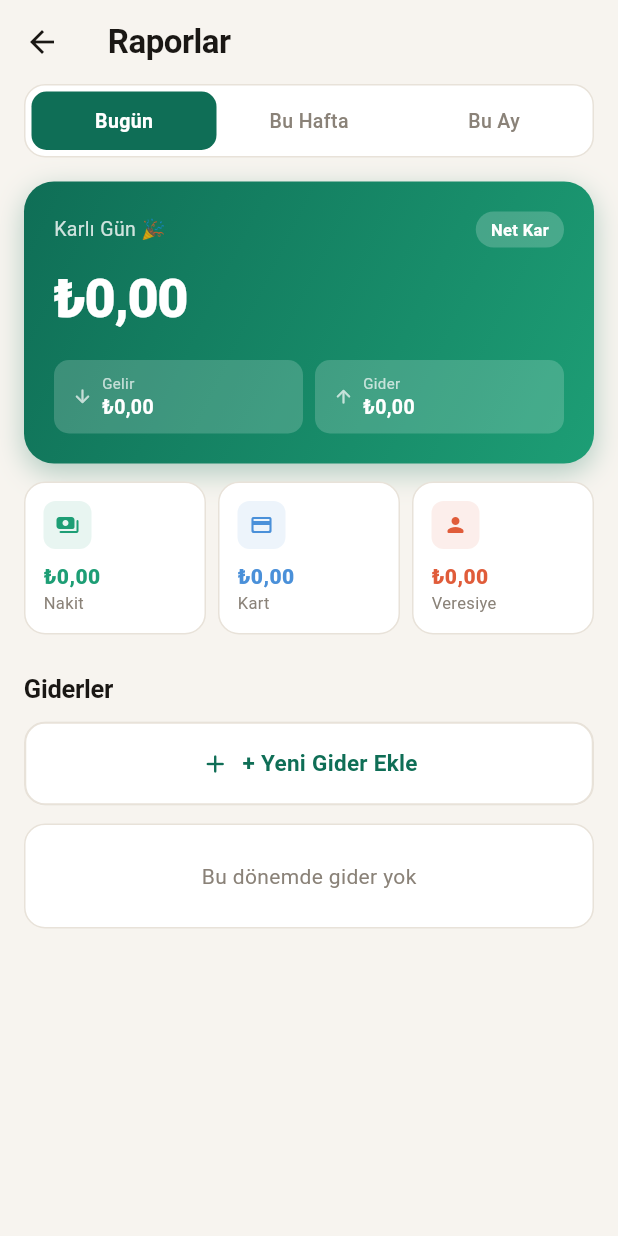
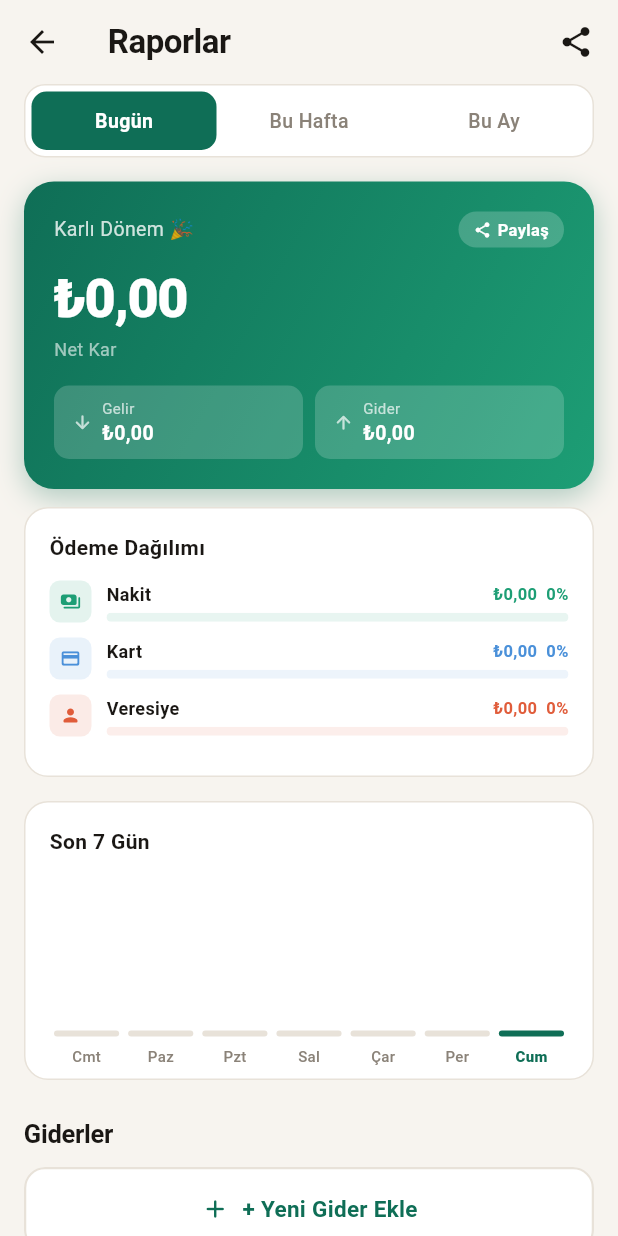
Before and after one commit to nextlevelcorp/esnafcep, a Flutter app: the ReportsScreen screen opened directly, on a phone screen of 412 x 824 dp. Run offline on Flutter 3.47's test engine with Material 3 defaults, Android fonts, the phone set to English and light mode, and no system bars; our stand-ins replace flutter_riverpod, hive, hive_flutter, share_plus; accounts and stored records are empty; statements that could not run were skipped.

Commit message:
Phase 6: gelişmiş raporlar — 7 günlük grafik, dağılım çubukları, paylaşma
- WeeklyBarChart: son 7 günün günlük satışlarını CustomPainter ile gösterir
- Ödeme dağılımı: nakit/kart/veresiye için yüzde ve progress bar
- Rapor paylaşma: özet metni WhatsApp/SMS/email ile paylaş
- Gider silme: sola kaydırarak gider sil (Dismissible)
- SalesNotifier.getDailyTotals: günlük veri metodu
- Net kart üzerinde hızlı paylaş butonu

https://claude.ai/code/session_01U5UYYUu1kPGA6QGW2JnNk5

```diff
--- a/lib/presentation/screens/reports/reports_screen.dart
+++ b/lib/presentation/screens/reports/reports_screen.dart
@@ -1,9 +1,12 @@
 import 'package:flutter/material.dart';
 import 'package:flutter_riverpod/flutter_riverpod.dart';
+import 'package:share_plus/share_plus.dart';
 import '../../../core/theme/app_colors.dart';
 import '../../../core/utils/currency_formatter.dart';
+import '../../../core/utils/date_formatter.dart';
 import '../../../providers/sale_provider.dart';
 import '../../../providers/expense_provider.dart';
+import '../../widgets/bar_chart.dart';
 import '../../widgets/big_button.dart';
 import 'widgets/add_expense_dialog.dart';
 
@@ -31,6 +34,28 @@ class _ReportsScreenState extends ConsumerState<ReportsScreen> {
     }
   }
 
+  void _shareReport(Map<String, double> stats, double expenses, double net) {
+    final period = switch (_period) {
+      ReportPeriod.today => 'Bugün',
+      ReportPeriod.week => 'Bu Hafta',
+      ReportPeriod.month => 'Bu Ay',
+    };
+    final lines = [
+      '📊 EsnafCep Raporu — $period',
+      '─────────────────────',
+      '💰 Toplam Gelir: ${CurrencyFormatter.format(stats['toplam'] ?? 0)}',
+      '   • Nakit: ${CurrencyFormatter.format(stats['nakit'] ?? 0)}',
+      '   • Kart: ${CurrencyFormatter.format(stats['kart'] ?? 0)}',
+      '   • Veresiye: ${CurrencyFormatter.format(stats['veresiye'] ?? 0)}',
+      '🔴 Giderler: ${CurrencyFormatter.format(expenses)}',
+      '─────────────────────',
+      '${net >= 0 ? '✅' : '❌'} Net Kar: ${CurrencyFormatter.format(net)}',
+      '',
+      DateFormatter.format(DateTime.now()),
+    ];
+    Share.share(lines.join('\n'));
+  }
+
   @override
   Widget build(BuildContext context) {
     final salesNotifier = ref.watch(salesProvider.notifier);
@@ -45,11 +70,24 @@ class _ReportsScreenState extends ConsumerState<ReportsScreen> {
 
     final income = stats['toplam'] ?? 0;
     final net = income - expenses;
-    final expenseList = expensesNotifier.getByDateRange(_range.start, _range.end);
+    final expenseList = _period == ReportPeriod.today
+        ? expensesNotifier.getByDateRange(_range.start, _range.end)
+        : expensesNotifier.getByDateRange(_range.start, _range.end);
+    final weeklyData = salesNotifier.getDailyTotals(7);
 
     return Scaffold(
       backgroundColor: AppColors.background,
-      appBar: AppBar(title: const Text('Raporlar')),
+      appBar: AppBar(
+        title: const Text('Raporlar'),
+        actions: [
+          IconButton(
+            icon: const Icon(Icons.share_rounded),
+            onPressed: () => _shareReport(stats, expenses, net),
+            tooltip: 'Raporu Paylaş',
+          ),
+          const SizedBox(width: 4),
+        ],
+      ),
       body: SingleChildScrollView(
         padding: const EdgeInsets.fromLTRB(16, 0, 16, 32),
         child: Column(
@@ -57,11 +95,30 @@ class _ReportsScreenState extends ConsumerState<ReportsScreen> {
           children: [
             _PeriodSelector(selected: _period, onSelect: (p) => setState(() => _period = p)),
             const SizedBox(height: 16),
-            _NetCard(income: income, expenses: expenses, net: net),
+            _NetCard(
+              income: income,
+              expenses: expenses,
+              net: net,
+              onShare: () => _shareReport(stats, expenses, net),
+            ),
             const SizedBox(height: 12),
-            _BreakdownRow(stats: stats),
+            _PaymentBreakdown(stats: stats),
+            const SizedBox(height: 16),
+            WeeklyBarChart(data: weeklyData),
             const SizedBox(height: 24),
-            const _SectionLabel(text: 'Giderler'),
+            _SectionHeader(
+              label: 'Giderler',
+              trailing: expenseList.isNotEmpty
+                  ? Text(
+                      CurrencyFormatter.format(expenses),
+                      style: const TextStyle(
+                        fontWeight: FontWeight.w800,
+                        color: AppColors.error,
+                        fontSize: 15,
+                      ),
+                    )
+                  : null,
+            ),
             const SizedBox(height: 10),
             BigButton(
               label: '+ Yeni Gider Ekle',
@@ -81,6 +138,7 @@ class _ReportsScreenState extends ConsumerState<ReportsScreen> {
                     category: e.category,
                     amount: e.amount,
                     note: e.note,
+                    onDelete: () => ref.read(expensesProvider.notifier).deleteExpense(e.id),
                   )),
           ],
         ),
@@ -155,7 +213,8 @@ class _Tab extends StatelessWidget {
 
 class _NetCard extends StatelessWidget {
   final double income, expenses, net;
-  const _NetCard({required this.income, required this.expenses, required this.net});
+  final VoidCallback onShare;
+  const _NetCard({required this.income, required this.expenses, required this.net, required this.onShare});
 
   @override
   Widget build(BuildContext context) {
@@ -186,18 +245,25 @@ class _NetCard extends StatelessWidget {
             mainAxisAlignment: MainAxisAlignment.spaceBetween,
             children: [
               Text(
-                isProfit ? 'Karlı Gün 🎉' : 'Zarardasın',
+                isProfit ? 'Karlı Dönem 🎉' : 'Zarardasın',
                 style: TextStyle(color: Colors.white.withOpacity(0.8), fontSize: 13),
               ),
-              Container(
+              GestureDetector(
+                onTap: onShare,
+                child: Container(
                   padding: const EdgeInsets.symmetric(horizontal: 10, vertical: 4),
                   decoration: BoxDecoration(
                     color: Colors.white.withOpacity(0.2),
                     borderRadius: BorderRadius.circular(20),
                   ),
-                child: Text(
-                  'Net Kar',
-                  style: const TextStyle(color: Colors.white, fontSize: 11, fontWeight: FontWeight.w600),
+                  child: const Row(
+                    mainAxisSize: MainAxisSize.min,
+                    children: [
+                      Icon(Icons.share_rounded, color: Colors.white, size: 12),
+                      SizedBox(width: 4),
+                      Text('Paylaş', style: TextStyle(color: Colors.white, fontSize: 11, fontWeight: FontWeight.w600)),
+                    ],
+                  ),
                 ),
               ),
             ],
@@ -211,6 +277,10 @@ class _NetCard extends StatelessWidget {
               fontWeight: FontWeight.w800,
               letterSpacing: -1,
             ),
+          ),
+          Text(
+            'Net Kar',
+            style: TextStyle(color: Colors.white.withOpacity(0.6), fontSize: 12),
           ),
           const SizedBox(height: 16),
           Row(
@@ -262,73 +332,122 @@ class _NetPill extends StatelessWidget {
   }
 }
 
-class _BreakdownRow extends StatelessWidget {
+class _PaymentBreakdown extends StatelessWidget {
   final Map<String, double> stats;
-  const _BreakdownRow({required this.stats});
+  const _PaymentBreakdown({required this.stats});
 
   @override
   Widget build(BuildContext context) {
+    final total = stats['toplam'] ?? 0;
+    final items = [
+      _BreakdownItem(label: 'Nakit', amount: stats['nakit'] ?? 0, color: AppColors.success, icon: Icons.payments_rounded),
+      _BreakdownItem(label: 'Kart', amount: stats['kart'] ?? 0, color: const Color(0xFF4A90D9), icon: Icons.credit_card_rounded),
+      _BreakdownItem(label: 'Veresiye', amount: stats['veresiye'] ?? 0, color: AppColors.error, icon: Icons.person_rounded),
+    ];
+
+    return Container(
+      padding: const EdgeInsets.all(16),
+      decoration: BoxDecoration(
+        color: Colors.white,
+        borderRadius: BorderRadius.circular(16),
+        border: Border.all(color: AppColors.border),
+      ),
+      child: Column(
+        crossAxisAlignment: CrossAxisAlignment.start,
+        children: [
+          const Text(
+            'Ödeme Dağılımı',
+            style: TextStyle(fontSize: 14, fontWeight: FontWeight.w700, color: AppColors.textPrimary),
+          ),
+          const SizedBox(height: 12),
+          ...items.map((item) => Padding(
+                padding: const EdgeInsets.only(bottom: 10),
+                child: _BreakdownBar(item: item, total: total),
+              )),
+        ],
+      ),
+    );
+  }
+}
+
+class _BreakdownItem {
+  final String label;
+  final double amount;
+  final Color color;
+  final IconData icon;
+  const _BreakdownItem({required this.label, required this.amount, required this.color, required this.icon});
+}
+
+class _BreakdownBar extends StatelessWidget {
+  final _BreakdownItem item;
+  final double total;
+  const _BreakdownBar({required this.item, required this.total});
+
+  @override
+  Widget build(BuildContext context) {
+    final ratio = total > 0 ? (item.amount / total).clamp(0.0, 1.0) : 0.0;
+    final pct = (ratio * 100).round();
     return Row(
       children: [
-        _MiniCard(label: 'Nakit', amount: stats['nakit'] ?? 0, color: AppColors.success, icon: Icons.payments_rounded),
-        const SizedBox(width: 8),
-        _MiniCard(label: 'Kart', amount: stats['kart'] ?? 0, color: const Color(0xFF4A90D9), icon: Icons.credit_card_rounded),
-        const SizedBox(width: 8),
-        _MiniCard(label: 'Veresiye', amount: stats['veresiye'] ?? 0, color: AppColors.error, icon: Icons.person_rounded),
+        Container(
+          width: 28, height: 28,
+          decoration: BoxDecoration(
+            color: item.color.withOpacity(0.12),
+            borderRadius: BorderRadius.circular(7),
+          ),
+          child: Icon(item.icon, color: item.color, size: 14),
+        ),
+        const SizedBox(width: 10),
+        Expanded(
+          child: Column(
+            crossAxisAlignment: CrossAxisAlignment.start,
+            children: [
+              Row(
+                mainAxisAlignment: MainAxisAlignment.spaceBetween,
+                children: [
+                  Text(item.label, style: const TextStyle(fontSize: 12, fontWeight: FontWeight.w600, color: AppColors.textPrimary)),
+                  Text(
+                    '${CurrencyFormatter.format(item.amount)}  $pct%',
+                    style: TextStyle(fontSize: 11, fontWeight: FontWeight.w700, color: item.color),
+                  ),
+                ],
+              ),
+              const SizedBox(height: 4),
+              ClipRRect(
+                borderRadius: BorderRadius.circular(4),
+                child: LinearProgressIndicator(
+                  value: ratio,
+                  minHeight: 6,
+                  backgroundColor: item.color.withOpacity(0.1),
+                  valueColor: AlwaysStoppedAnimation<Color>(item.color),
+                ),
+              ),
+            ],
+          ),
+        ),
       ],
     );
   }
 }
 
-class _MiniCard extends StatelessWidget {
+class _SectionHeader extends StatelessWidget {
   final String label;
-  final double amount;
-  final Color color;
-  final IconData icon;
-  const _MiniCard({required this.label, required this.amount, required this.color, required this.icon});
+  final Widget? trailing;
+  const _SectionHeader({required this.label, this.trailing});
 
   @override
   Widget build(BuildContext context) {
-    return Expanded(
-      child: Container(
-        padding: const EdgeInsets.all(12),
-        decoration: BoxDecoration(
-          color: Colors.white,
-          borderRadius: BorderRadius.circular(14),
-          border: Border.all(color: AppColors.border),
+    return Row(
+      mainAxisAlignment: MainAxisAlignment.spaceBetween,
+      children: [
+        Text(
+          label,
+          style: const TextStyle(fontSize: 17, fontWeight: FontWeight.w700, color: AppColors.textPrimary, letterSpacing: -0.2),
         ),
-        child: Column(
-          crossAxisAlignment: CrossAxisAlignment.start,
-          children: [
-            Container(
-              width: 32, height: 32,
-              decoration: BoxDecoration(
-                color: color.withOpacity(0.1),
-                borderRadius: BorderRadius.circular(8),
-              ),
-              child: Icon(icon, color: color, size: 16),
-            ),
-            const SizedBox(height: 8),
-            Text(
-              CurrencyFormatter.format(amount),
-              style: TextStyle(fontWeight: FontWeight.w800, fontSize: 14, color: color),
-            ),
-            Text(label, style: const TextStyle(fontSize: 11, color: AppColors.textSecondary)),
+        if (trailing != null) trailing!,
       ],
-        ),
-      ),
     );
   }
-}
-
-class _SectionLabel extends StatelessWidget {
-  final String text;
-  const _SectionLabel({required this.text});
-  @override
-  Widget build(BuildContext context) => Text(
-    text,
-    style: const TextStyle(fontSize: 17, fontWeight: FontWeight.w700, color: AppColors.textPrimary, letterSpacing: -0.2),
-  );
 }
 
 class _EmptyExpenses extends StatelessWidget {
@@ -351,7 +470,8 @@ class _ExpenseTile extends StatelessWidget {
   final String category;
   final double amount;
   final String? note;
-  const _ExpenseTile({required this.category, required this.amount, this.note});
+  final VoidCallback onDelete;
+  const _ExpenseTile({required this.category, required this.amount, this.note, required this.onDelete});
 
   static const _labels = {
     'kira': 'Kira',
@@ -370,7 +490,21 @@ class _ExpenseTile extends StatelessWidget {
   Widget build(BuildContext context) {
     final icon = _icons[category] ?? Icons.category_rounded;
     final label = _labels[category] ?? category;
-    return Container(
+    return Dismissible(
+      key: Key('expense_${amount}_${category}_${note ?? ''}'),
+      direction: DismissDirection.endToStart,
+      onDismissed: (_) => onDelete(),
+      background: Container(
+        alignment: Alignment.centerRight,
+        padding: const EdgeInsets.only(right: 20),
+        margin: const EdgeInsets.only(bottom: 8),
+        decoration: BoxDecoration(
+          color: AppColors.error.withOpacity(0.12),
+          borderRadius: BorderRadius.circular(14),
+        ),
+        child: const Icon(Icons.delete_outline_rounded, color: AppColors.error),
+      ),
+      child: Container(
         margin: const EdgeInsets.only(bottom: 8),
         padding: const EdgeInsets.all(14),
         decoration: BoxDecoration(
@@ -405,6 +539,7 @@ class _ExpenseTile extends StatelessWidget {
             ),
           ],
         ),
+      ),
     );
   }
 }
--- /dev/null
+++ b/lib/presentation/widgets/bar_chart.dart
@@ -0,0 +1,107 @@
+import 'package:flutter/material.dart';
+import '../../core/theme/app_colors.dart';
+import '../../core/utils/currency_formatter.dart';
+import '../../providers/sale_provider.dart';
+
+class WeeklyBarChart extends StatelessWidget {
+  final List<DayTotal> data;
+  const WeeklyBarChart({super.key, required this.data});
+
+  static const _dayLabels = ['Pzt', 'Sal', 'Çar', 'Per', 'Cum', 'Cmt', 'Paz'];
+
+  @override
+  Widget build(BuildContext context) {
+    final maxVal = data.fold(0.0, (m, d) => d.total > m ? d.total : m);
+
+    return Container(
+      padding: const EdgeInsets.fromLTRB(16, 16, 16, 8),
+      decoration: BoxDecoration(
+        color: Colors.white,
+        borderRadius: BorderRadius.circular(16),
+        border: Border.all(color: AppColors.border),
+      ),
+      child: Column(
+        crossAxisAlignment: CrossAxisAlignment.start,
+        children: [
+          const Text(
+            'Son 7 Gün',
+            style: TextStyle(fontSize: 14, fontWeight: FontWeight.w700, color: AppColors.textPrimary),
+          ),
+          const SizedBox(height: 4),
+          if (maxVal > 0)
+            Text(
+              'En yüksek: ${CurrencyFormatter.format(maxVal)}',
+              style: const TextStyle(fontSize: 11, color: AppColors.textSecondary),
+            ),
+          const SizedBox(height: 16),
+          SizedBox(
+            height: 120,
+            child: Row(
+              crossAxisAlignment: CrossAxisAlignment.end,
+              children: data.map((d) {
+                final ratio = maxVal > 0 ? d.total / maxVal : 0.0;
+                final isToday = _isToday(d.date);
+                final dayName = _dayLabels[d.date.weekday - 1];
+                return Expanded(
+                  child: Padding(
+                    padding: const EdgeInsets.symmetric(horizontal: 3),
+                    child: Column(
+                      mainAxisAlignment: MainAxisAlignment.end,
+                      children: [
+                        if (d.total > 0)
+                          Padding(
+                            padding: const EdgeInsets.only(bottom: 4),
+                            child: Text(
+                              _shortAmount(d.total),
+                              style: TextStyle(
+                                fontSize: 9,
+                                fontWeight: FontWeight.w700,
+                                color: isToday ? AppColors.primary : AppColors.textSecondary,
+                              ),
+                              textAlign: TextAlign.center,
+                            ),
+                          ),
+                        AnimatedContainer(
+                          duration: const Duration(milliseconds: 400),
+                          curve: Curves.easeOut,
+                          height: ratio > 0 ? (ratio * 80).clamp(4.0, 80.0) : 4,
+                          decoration: BoxDecoration(
+                            color: isToday
+                                ? AppColors.primary
+                                : d.total > 0
+                                    ? AppColors.primary.withOpacity(0.35)
+                                    : AppColors.border,
+                            borderRadius: BorderRadius.circular(6),
+                          ),
+                        ),
+                        const SizedBox(height: 6),
+                        Text(
+                          dayName,
+                          style: TextStyle(
+                            fontSize: 10,
+                            fontWeight: isToday ? FontWeight.w800 : FontWeight.w500,
+                            color: isToday ? AppColors.primary : AppColors.textSecondary,
+                          ),
+                        ),
+                      ],
+                    ),
+                  ),
+                );
+              }).toList(),
+            ),
+          ),
+        ],
+      ),
+    );
+  }
+
+  bool _isToday(DateTime d) {
+    final now = DateTime.now();
+    return d.year == now.year && d.month == now.month && d.day == now.day;
+  }
+
+  String _shortAmount(double amount) {
+    if (amount >= 1000) return '${(amount / 1000).toStringAsFixed(1)}k';
+    return amount.toStringAsFixed(0);
+  }
+}
--- a/lib/providers/sale_provider.dart
+++ b/lib/providers/sale_provider.dart
@@ -70,4 +70,23 @@ class SalesNotifier extends StateNotifier<List<Sale>> {
       'toplam': nakit + kart + veresiye,
     };
   }
+
+  /// Returns daily totals for the last [days] days (today included), oldest first.
+  List<DayTotal> getDailyTotals(int days) {
+    final now = DateTime.now();
+    return List.generate(days, (i) {
+      final day = now.subtract(Duration(days: days - 1 - i));
+      final start = DateTime(day.year, day.month, day.day);
+      final end = start.add(const Duration(days: 1));
+      final sales = _repo.getSalesByDateRange(start, end);
+      final total = sales.fold(0.0, (s, e) => s + e.amount);
+      return DayTotal(date: start, total: total);
+    });
+  }
 }
+
+class DayTotal {
+  final DateTime date;
+  final double total;
+  const DayTotal({required this.date, required this.total});
+}
```
Lines whose indentation alone changed are shown as unchanged.
